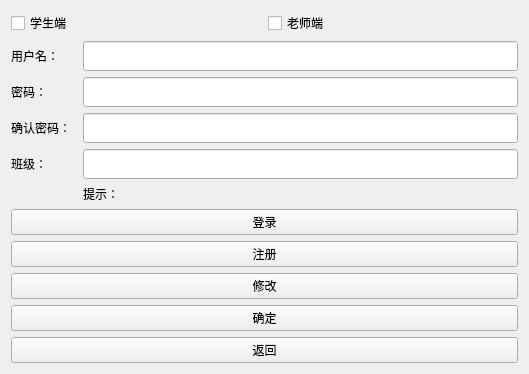
Before: the Qt Designer form Mathlab/MathLabLoginWidget.ui in tsbraw/Mathlab, drawn with Qt 5.
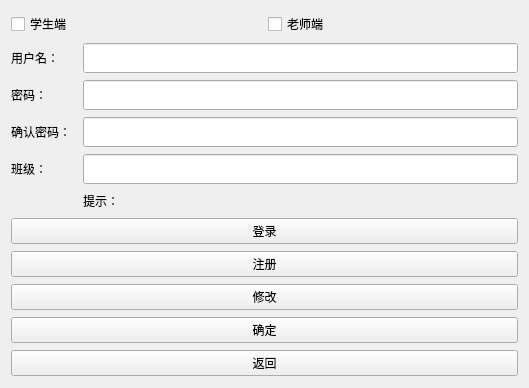
After: the same form once the commit is applied.

Patch:
```diff
--- a/Mathlab/MathLabLoginWidget.ui
+++ b/Mathlab/MathLabLoginWidget.ui
@@ -7,7 +7,7 @@
     <x>0</x>
     <y>0</y>
     <width>529</width>
-    <height>351</height>
+    <height>388</height>
    </rect>
   </property>
   <property name="windowTitle">
```
Left out of the diff: 13 changed lines with no effect on the pictures.
